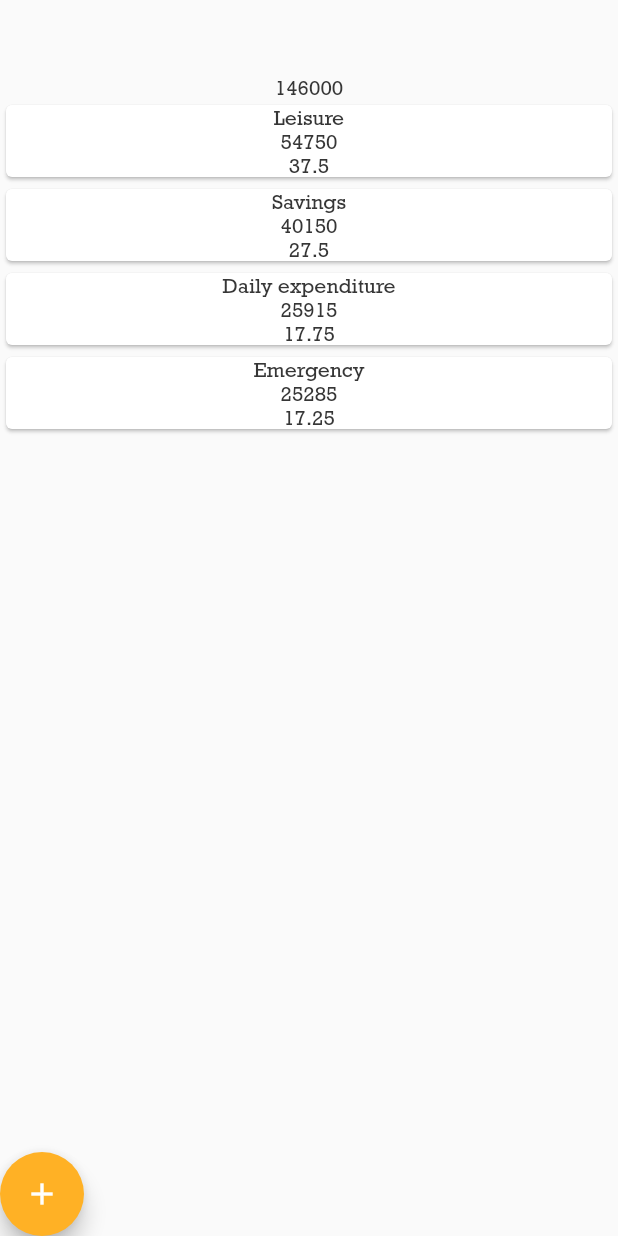
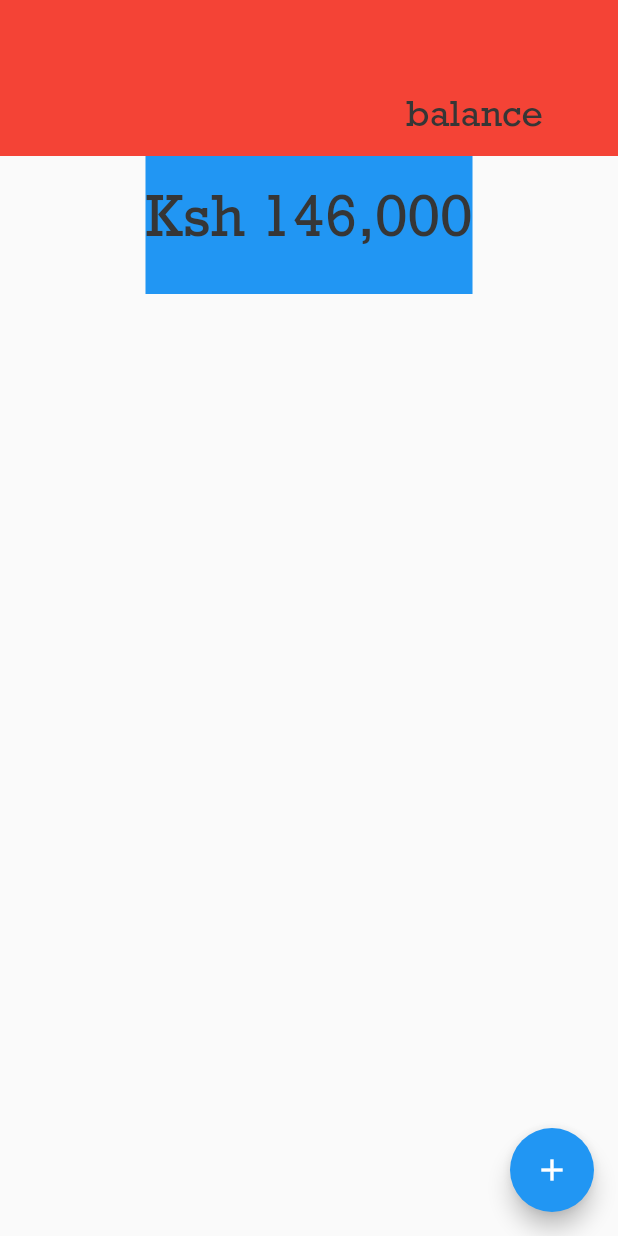
Before and after one commit to RichardMbingi/proportions, a Flutter app: the HomeScreen screen opened directly, on a phone screen of 412 x 824 dp. Run offline on Flutter 3.47's test engine with Material 2 defaults, Android fonts, the phone set to English and light mode, and no system bars.

Commit message:
Total amount UI

```diff
--- a/lib/src/app.dart
+++ b/lib/src/app.dart
@@ -6,9 +6,7 @@ class App extends StatelessWidget {
   Widget build(BuildContext context) {
     return new MaterialApp(
       title: "List in Flutter",
-      home: HeroScreen(),
-
-      //TODO: Display Rockwell font
+      home: HomeScreen(),
       theme: ThemeData(
         fontFamily: 'Rockwell',
         textTheme: TextTheme(
--- a/lib/src/models/models.dart
+++ /dev/null
@@ -1,2 +0,0 @@
-export 'category_model.dart';
-export 'total_amount_model.dart';
--- a/lib/src/models/total_amount_model.dart
+++ /dev/null
@@ -1,5 +0,0 @@
-class TotalAmount {
-  int total_amount;
-
-  TotalAmount(this.total_amount);
-}
--- a/lib/src/screens/home.dart
+++ b/lib/src/screens/home.dart
@@ -14,11 +14,18 @@ class _HomeScreenState extends State<HomeScreen> {
         mainAxisAlignment: MainAxisAlignment.start,
         crossAxisAlignment: CrossAxisAlignment.start,
         children: <Widget>[
-          buildTotalAmountCard(),
-          categoryCardList(),
-          addCategoryButton(),
+          totalAmount(),
+          categories(),
         ],
+      ),
+      floatingActionButton: FloatingActionButton(
+        onPressed: null,
+        child: Icon(Icons.add),
       ),
     );
   }
+
+  Widget categories() {
+    return Column();
+  }
 }
--- a/lib/src/widgets/add_category.dart
+++ /dev/null
@@ -1,9 +0,0 @@
-import 'package:flutter/material.dart';
-
-Widget addCategoryButton() {
-  return FloatingActionButton(
-    onPressed: () {},
-    backgroundColor: Color(0xFFFFB125),
-    child: Icon(Icons.add),
-  );
-}
--- a/lib/src/widgets/category_card.dart
+++ /dev/null
@@ -1,26 +0,0 @@
-import 'package:flutter/material.dart';
-import '../models/models.dart';
-
-final List<Category> categoryList = [
-  Category("Leisure", 54750, 37.5),
-  Category("Savings", 40150, 27.5),
-  Category("Daily expenditure", 25915, 17.75),
-  Category("Emergency", 25285, 17.25),
-];
-
-Widget categoryCard(BuildContext context, int index) {
-  final category = categoryList[index];
-
-//?Card
-  return Container(
-    child: Card(
-      child: Column(
-        children: <Widget>[
-          Text(category.category_name),
-          Text(category.amount.toString()),
-          Text(category.percentage.toString())
-        ],
-      ),
-    ),
-  );
-}
--- a/lib/src/widgets/category_card_list.dart
+++ /dev/null
@@ -1,12 +0,0 @@
-import 'package:flutter/material.dart';
-import 'category_card.dart';
-
-Widget categoryCardList() {
-  return Flexible(
-    child: ListView.builder(
-      itemCount: categoryList.length,
-      itemBuilder: (BuildContext context, int index) =>
-          categoryCard(context, index),
-    ),
-  );
-}
--- a/lib/src/widgets/total_amount.dart
+++ b/lib/src/widgets/total_amount.dart
@@ -1,12 +1,21 @@
 import 'package:flutter/material.dart';
-import '../models/models.dart';
 
-final total = TotalAmount(146000);
-
-Widget buildTotalAmountCard() {
-  return Container(
-    padding: EdgeInsets.only(top: 50.0),
-    alignment: Alignment.topCenter,
-    child: Text(total.total_amount.toString()),
+Widget totalAmount() {
+  return Column(
+    children: <Widget>[
+      Container(
+        color: Colors.red,
+        padding: EdgeInsets.fromLTRB(0, 60, 50, 15),
+        child: Align(
+          alignment: Alignment.topRight,
+          child: Text("balance", style: TextStyle(fontSize: 25.0)),
+        ),
+      ),
+      Container(
+        color: Colors.blue,
+        padding: EdgeInsets.fromLTRB(0, 15, 0, 30),
+        child: Text("Ksh 146,000", style: TextStyle(fontSize: 40.0)),
+      ),
+    ],
   );
 }
--- a/lib/src/widgets/widgets.dart
+++ b/lib/src/widgets/widgets.dart
@@ -1,4 +1 @@
-export 'category_card.dart';
 export 'total_amount.dart';
-export 'add_category.dart';
-export 'category_card_list.dart';
```
Also changed, not shown: lib/src/models/category_model.dart (deleted, +0 -7 lines).
